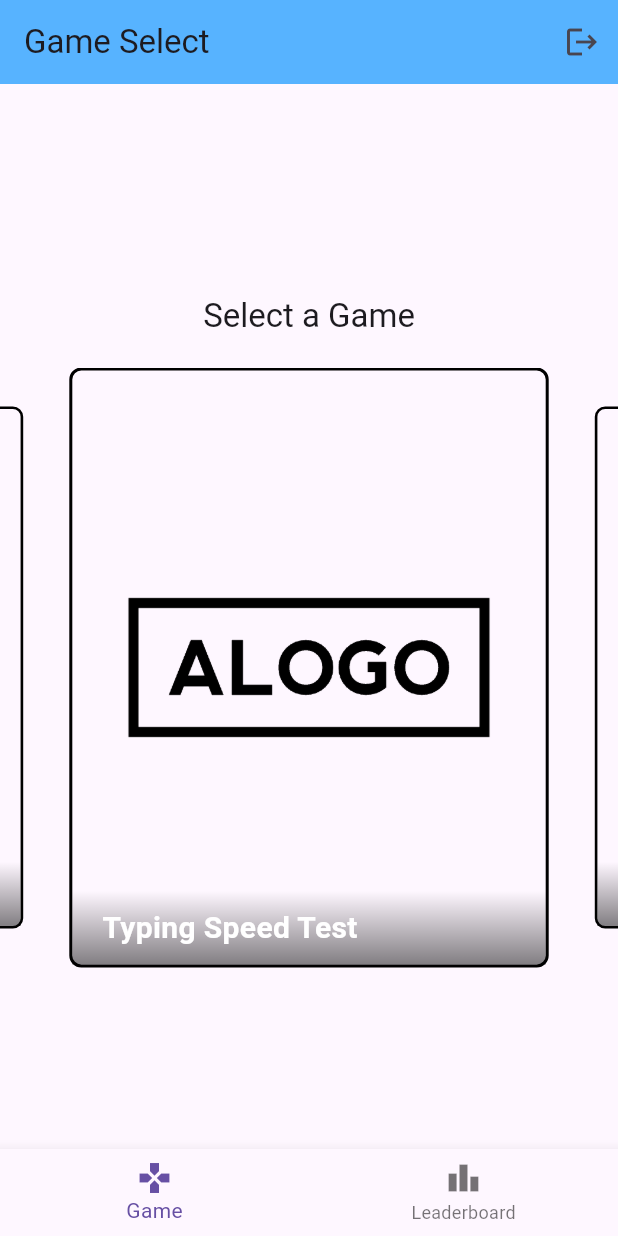
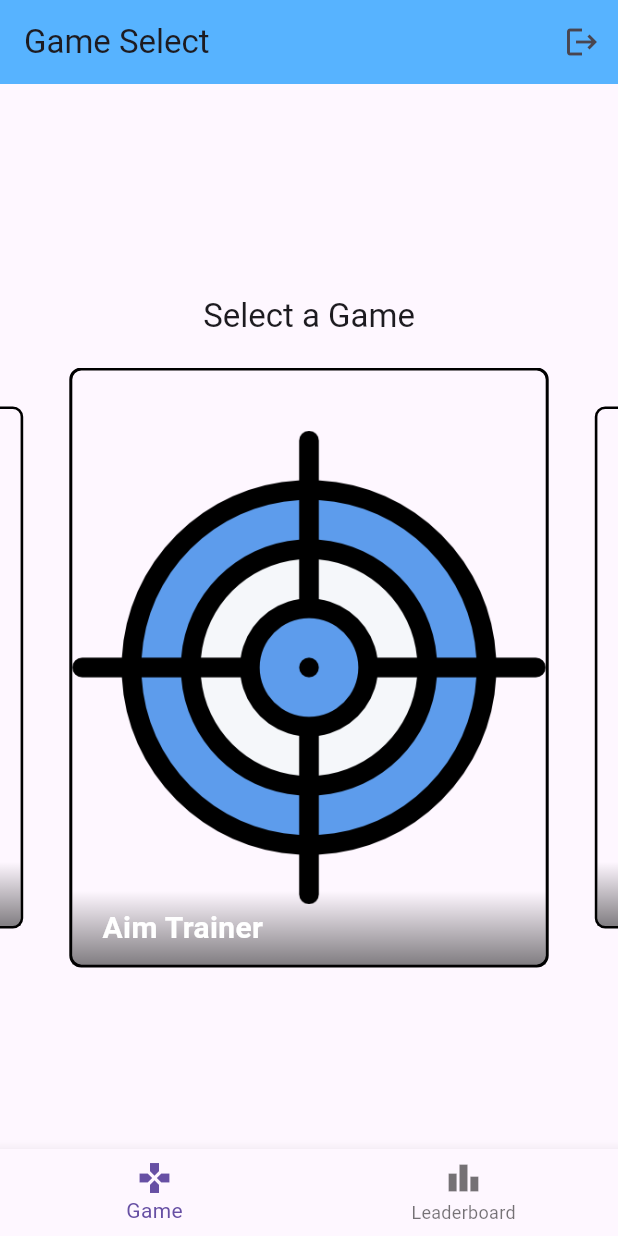
Before and after one commit to IdyllicDawn/GameOn-Mobile, a Flutter app: the GameSelect screen opened directly with empty values, swiped to page 4, on a phone screen of 412 x 824 dp. Run offline on Flutter 3.47's test engine with Material 3 defaults, Android fonts, the phone set to English and light mode, and no system bars; drawn by our look-alikes of carousel_slider.

Commit message:
Updated game select for third game.

```diff
--- a/lib/main_page.dart
+++ b/lib/main_page.dart
@@ -278,6 +278,7 @@ class GameSelect extends StatelessWidget {
               items: [
                 'images/ReactionSpeedIcon.png',
                 'images/TestLogo.png',
+                'images/AimIcon.png',
               ].map((String imageUrl) {
                 return Builder(
                   builder: (BuildContext context) {
@@ -286,6 +287,8 @@ class GameSelect extends StatelessWidget {
                       gameName = 'Reaction Speed Test';
                     } else if (imageUrl == 'images/TestLogo.png') {
                       gameName = 'Typing Speed Test';
+                    } else if (imageUrl == 'images/AimIcon.png') {
+                      gameName = 'Aim Trainer';
                     }
 
                     return GestureDetector(
--- a/pubspec.yaml
+++ b/pubspec.yaml
@@ -66,6 +66,7 @@ flutter:
   assets:
    - images/TestLogo.png
    - images/ReactionSpeedIcon.png
+   - images/AimIcon.png
   #   - images/a_dot_ham.jpeg
 
   # An image asset can refer to one or more resolution-specific "variants", see
```
Also changed, not shown: images/AimIcon.png (added).
